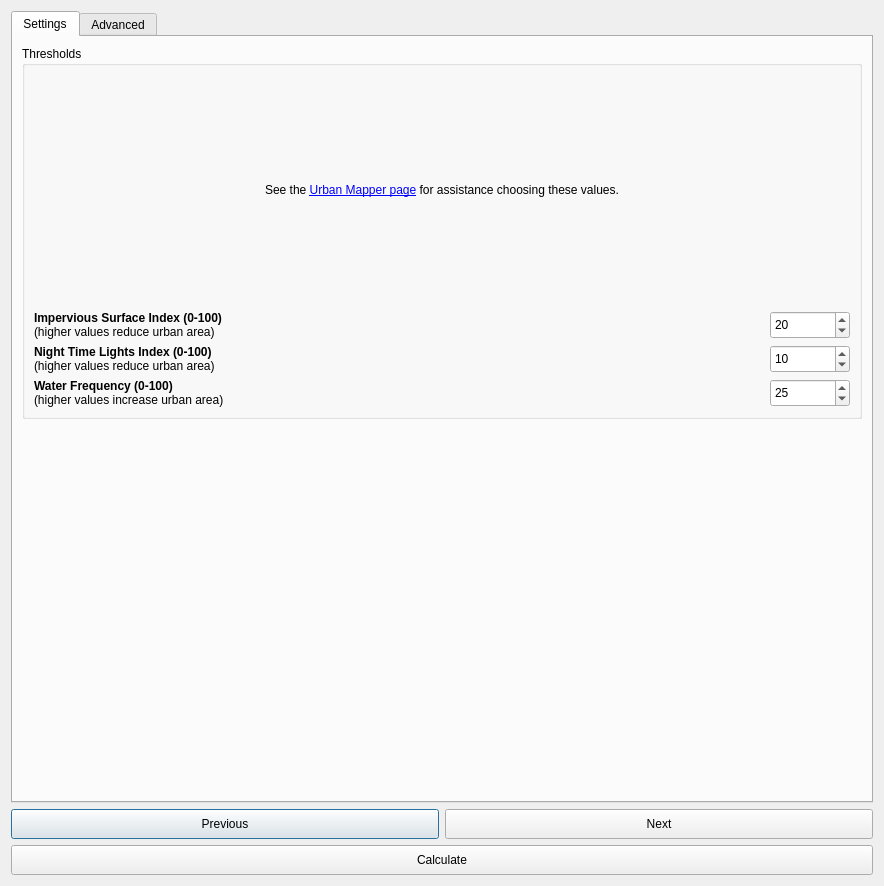
ConservationInternational/trends.earth, file LDMP/gui/DlgCalculateUrbanData.ui: the form before one commit.
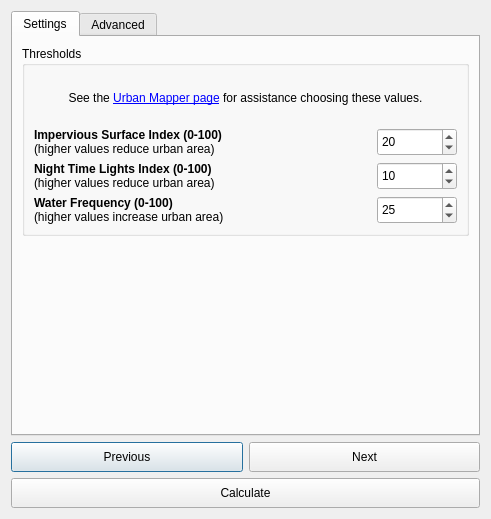
The form after the commit.

The edit to the form file:
```diff
--- a/LDMP/gui/DlgCalculateUrbanData.ui
+++ b/LDMP/gui/DlgCalculateUrbanData.ui
@@ -6,8 +6,8 @@
    <rect>
     <x>0</x>
     <y>0</y>
-    <width>884</width>
-    <height>886</height>
+    <width>444</width>
+    <height>513</height>
    </rect>
   </property>
   <property name="sizePolicy">
```
